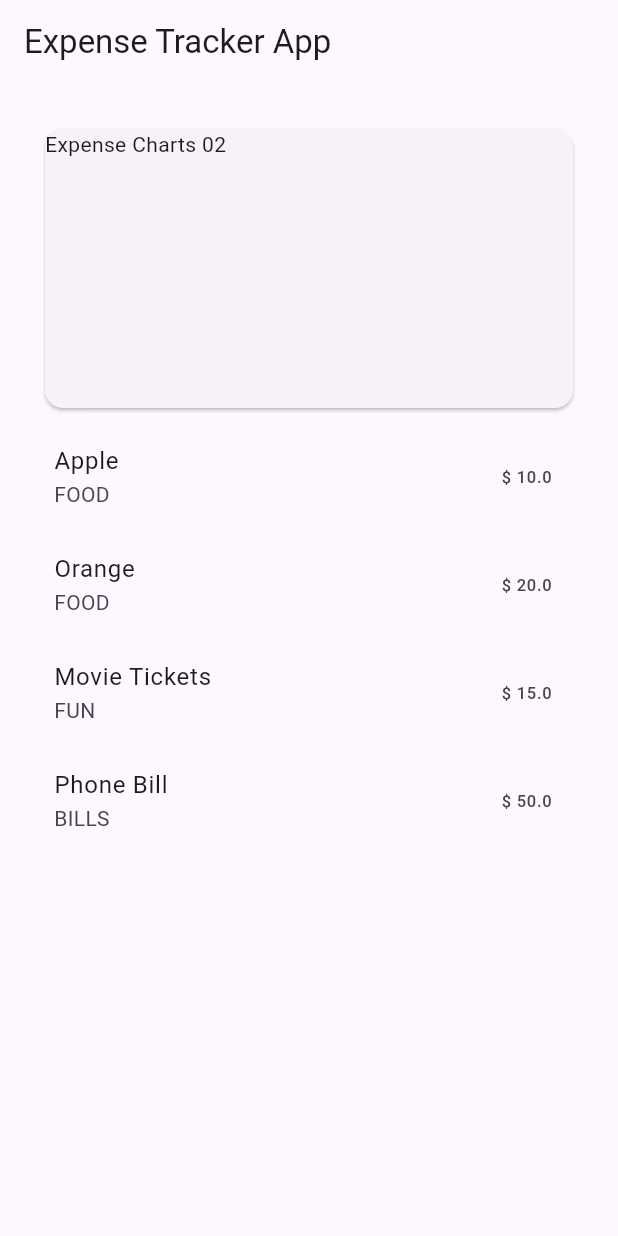
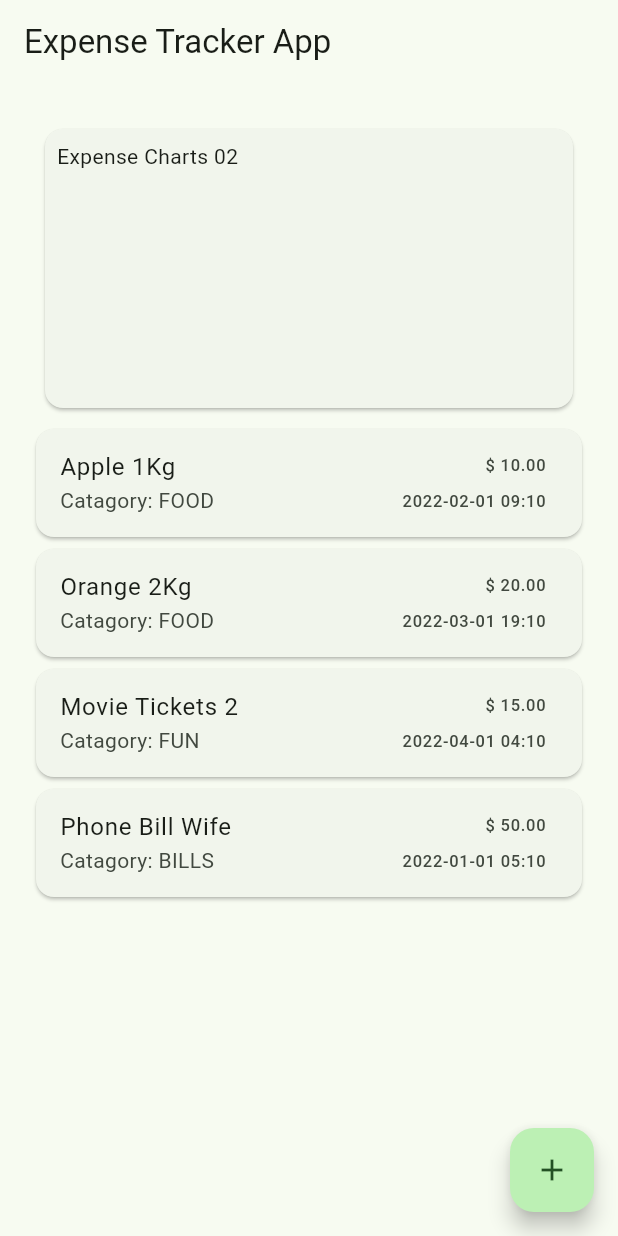
Before and after one commit to phashish/flutter_expense_tracker, a Flutter app: the screen it shows after launch, on a phone screen of 412 x 824 dp. Run offline on Flutter 3.47's test engine with Material 3 defaults, Android fonts, the phone set to English and light mode, and no system bars.

```diff
--- a/lib/expenses_screen.dart
+++ b/lib/expenses_screen.dart
@@ -1,5 +1,6 @@
 import 'package:flutter/material.dart';
 import 'package:flutter_expense_tracker/models/expense.dart';
+import 'package:intl/intl.dart';
 
 class ExpenseTrackerScreen extends StatefulWidget {
   const ExpenseTrackerScreen({super.key});
@@ -13,7 +14,16 @@ class _ExpenseTrackerScreenState extends State<ExpenseTrackerScreen> {
 
   @override
   Widget build(BuildContext context) {
-    return Center(
+    return Scaffold(
+      floatingActionButton: FloatingActionButton(
+        onPressed: () {},
+        child: const Icon(Icons.add),
+      ),
+      appBar: AppBar(
+        title: const Text('Expense Tracker App'),
+      ),
+      body: SingleChildScrollView(
+        child: Center(
           child: Padding(
             padding: const EdgeInsets.all(20.0),
             child: Column(
@@ -23,15 +33,20 @@ class _ExpenseTrackerScreenState extends State<ExpenseTrackerScreen> {
                   height: MediaQuery.of(context).size.height * 0.25,
                   child: const Card(
                     margin: EdgeInsets.all(10),
+                    child: Padding(
+                      padding: EdgeInsets.all(8.0),
                       child: Text('Expense Charts 02'),
                     ),
                   ),
-            SingleChildScrollView(
-              child: ListView.builder(
+                ),
+                ListView.builder(
                   shrinkWrap: true,
                   itemCount: myList.length,
                   itemBuilder: (context, index) {
                     final item = myList[index];
+                    final dateTime =
+                        DateFormat('yyyy-MM-dd HH:mm').format(item.date);
+                    final amount = item.amount.toStringAsFixed(2);
                     return Dismissible(
                       key: Key(item.id),
                       onDismissed: (direction) {
@@ -48,18 +63,42 @@ class _ExpenseTrackerScreenState extends State<ExpenseTrackerScreen> {
                       background: Container(
                         color: Colors.red[50],
                       ),
+                      child: Card(
                         child: ListTile(
                           title: Text(item.name),
-                      subtitle: Text(item.category.name.toUpperCase()),
-                      trailing: Text("\$ ${item.amount.toString()}"),
+                          subtitle: Text(
+                              "Catagory: ${item.category.name.toUpperCase()}"),
+                          trailing: Column(
+                            mainAxisAlignment: MainAxisAlignment.spaceEvenly,
+                            crossAxisAlignment: CrossAxisAlignment.end,
+                            children: [
+                              Text("\$ ${amount}"),
+                              Text(dateTime),
+                            ],
+                          ),
+                        ),
                       ),
                     );
                   },
                 ),
+              ],
             ),
-          ],
+          ),
         ),
       ),
     );
   }
 }
+
+Future<void> _addExpenseDialog(BuildContext context) {
+  return showDialog<void>(
+    context: context,
+    builder: (context) {
+      return const AlertDialog(
+        title: Text("Add an expense"),
+
+
+      )
+    },
+  );
+}
--- a/lib/main.dart
+++ b/lib/main.dart
@@ -11,12 +11,10 @@ class MainApp extends StatelessWidget {
   @override
   Widget build(BuildContext context) {
     return MaterialApp(
-      home: Scaffold(
-        appBar: AppBar(
-          title: const Text('Expense Tracker App'),
-        ),
-        body: const ExpenseTrackerScreen(),
+      theme: ThemeData.from(
+        colorScheme: ColorScheme.fromSeed(seedColor: Colors.green),
       ),
+      home: const ExpenseTrackerScreen(),
     );
   }
 }
--- a/lib/models/expense.dart
+++ b/lib/models/expense.dart
@@ -24,27 +24,27 @@ class Expense {
 
 List<Expense> expenses = [
   Expense(
-    name: "Apple",
+    name: "Apple 1Kg",
     category: ExpenseCategory.food,
     amount: 10.0,
-    date: DateTime.now(),
+    date: DateTime.parse("2022-02-01 09:10:00.000"),
   ),
   Expense(
-    name: "Orange",
+    name: "Orange 2Kg",
     category: ExpenseCategory.food,
     amount: 20.0,
-    date: DateTime.now(),
+    date: DateTime.parse("2022-03-01 19:10:00.000"),
   ),
   Expense(
-    name: "Movie Tickets",
+    name: "Movie Tickets 2",
     category: ExpenseCategory.fun,
     amount: 15.0,
-    date: DateTime.now(),
+    date: DateTime.parse("2022-04-01 04:10:00.000"),
   ),
   Expense(
-    name: "Phone Bill",
+    name: "Phone Bill Wife",
     category: ExpenseCategory.bills,
     amount: 50.0,
-    date: DateTime.now(),
+    date: DateTime.parse("2022-01-01 05:10:00.000"),
   ),
 ];
--- a/pubspec.yaml
+++ b/pubspec.yaml
@@ -9,6 +9,7 @@ environment:
 dependencies:
   flutter:
     sdk: flutter
+  intl: ^0.19.0
   uuid: ^4.5.0
 
 dev_dependencies:
```
Also changed, not shown: pubspec.lock. Lines whose indentation alone changed are shown as unchanged.
